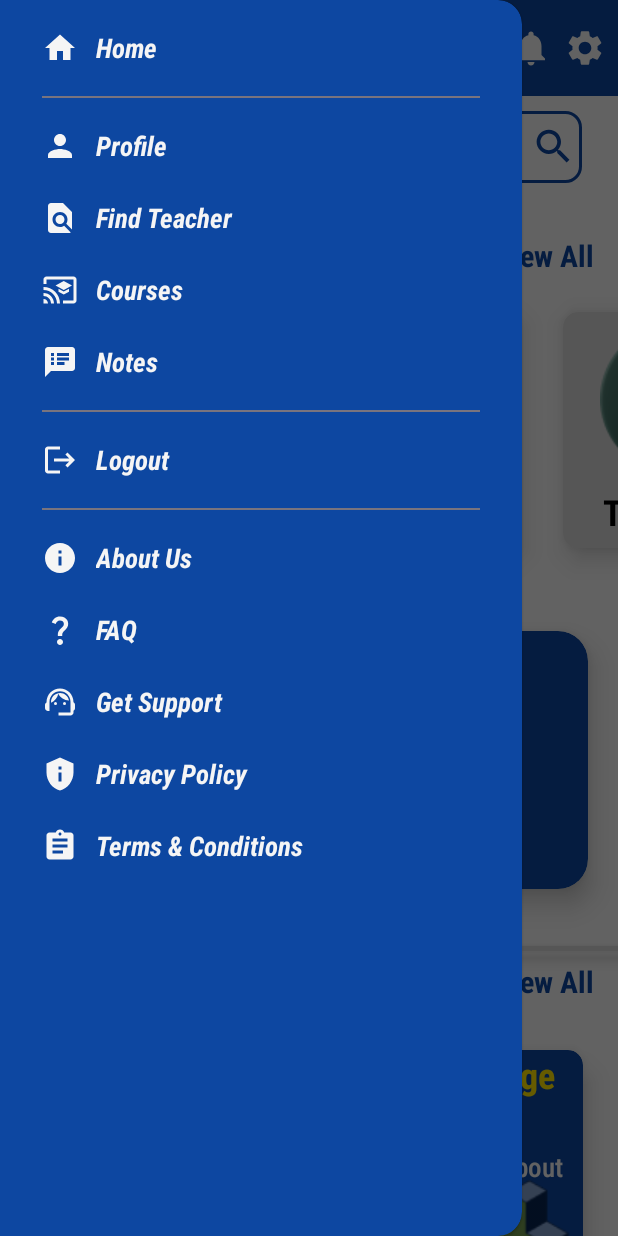
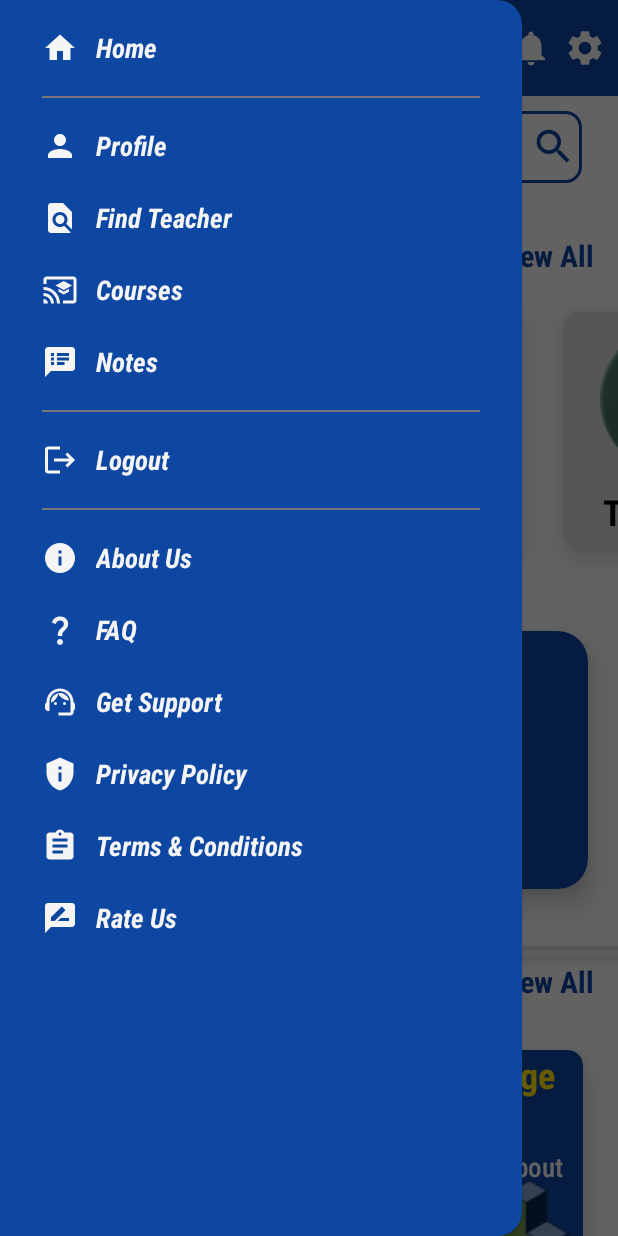
Before and after one commit to TVirus11/TeachersClub-App, an Android app: the MainActivity screen opened directly, with no data from a screen before it, with the side drawer open, on a phone screen of 412 x 824 dp. Run offline under Robolectric (Android 15) with nearby library versions, the phone set to English and light mode, and no system bars; 2 statements that could not run were skipped.

Commit message:
MainActivity & Ratings Dialog

```diff
--- /dev/null
+++ b/app/src/main/res/drawable/rating.xml
@@ -0,0 +1,5 @@
+<vector android:height="24dp" android:tint="#0D47A1"
+    android:viewportHeight="24" android:viewportWidth="24"
+    android:width="24dp" xmlns:android="http://schemas.android.com/apk/res/android">
+    <path android:fillColor="@android:color/white" android:pathData="M20,2L4,2c-1.1,0 -1.99,0.9 -1.99,2L2,22l4,-4h14c1.1,0 2,-0.9 2,-2L22,4c0,-1.1 -0.9,-2 -2,-2zM6,14v-2.47l6.88,-6.88c0.2,-0.2 0.51,-0.2 0.71,0l1.77,1.77c0.2,0.2 0.2,0.51 0,0.71L8.47,14L6,14zM18,14h-7.5l2,-2L18,12v2z"/>
+</vector>
--- a/app/src/main/res/menu/nav_menu.xml
+++ b/app/src/main/res/menu/nav_menu.xml
@@ -70,6 +70,11 @@
             android:icon="@drawable/tnc"
             android:title="@string/terms_conditions" />
 
+        <item
+            android:id="@+id/nav_rate"
+            android:icon="@drawable/rating"
+            android:title="@string/rate_us" />
+
     </group>
 
 </menu>
--- a/app/src/main/res/values/strings.xml
+++ b/app/src/main/res/values/strings.xml
@@ -170,6 +170,9 @@
     <string name="search_here">Search Here</string>
     <string name="notification">Notification</string>
     <string name="available_teachers">Available Teachers</string>
+    <string name="rate_us">Rate Us</string>
+    <string name="submit">Submit</string>
+    <string name="rate_the_app">Rate the App</string>
 
 
 </resources>
```
Also changed, not shown: app/src/main/java/com/saurtech/teachersclub/MainActivity.java (+24 -1 lines), app/src/main/res/drawable/submit_btn_bg.xml (added, +14 -0 lines), app/src/main/res/layout/rate_me.xml (added, +48 -0 lines).
